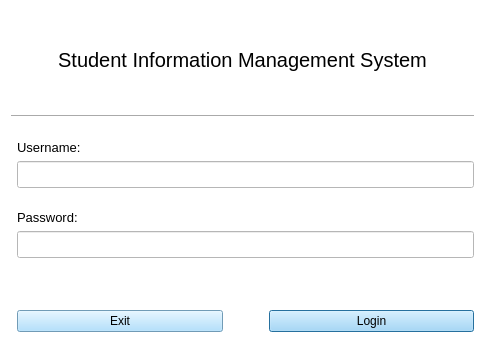
The window that Form Files/loginView.ui (alixabahena/SIMS) describes before a commit, drawn with Qt 5.
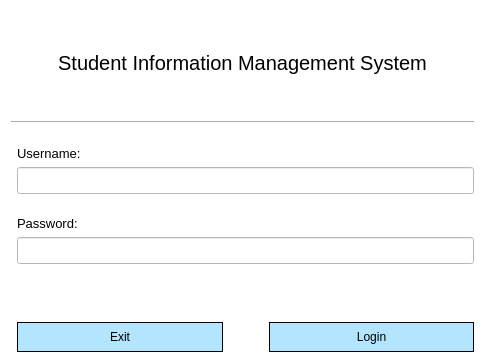
The same window after the commit.

Commit message: Changed some colors in the layouts

```diff
--- a/Form Files/loginView.ui
+++ b/Form Files/loginView.ui
@@ -49,6 +49,9 @@
           <pointsize>15</pointsize>
          </font>
         </property>
+        <property name="styleSheet">
+         <string notr="true"/>
+        </property>
         <property name="text">
          <string>Student Information Management System</string>
         </property>
@@ -131,20 +134,23 @@
           </property>
          </widget>
         </item>
-        <item row="7" column="1">
+        <item row="9" column="1">
          <spacer name="verticalSpacer">
           <property name="orientation">
            <enum>Qt::Vertical</enum>
           </property>
+          <property name="sizeType">
+           <enum>QSizePolicy::Maximum</enum>
+          </property>
           <property name="sizeHint" stdset="0">
            <size>
             <width>20</width>
-            <height>40</height>
+            <height>10</height>
            </size>
           </property>
          </spacer>
         </item>
-        <item row="8" column="1">
+        <item row="10" column="1">
          <layout class="QHBoxLayout" name="horizontalLayout">
           <item>
            <widget class="QPushButton" name="cancelButton">
@@ -154,13 +160,20 @@
               <verstretch>0</verstretch>
              </sizepolicy>
             </property>
+            <property name="minimumSize">
+             <size>
+              <width>0</width>
+              <height>30</height>
+             </size>
+            </property>
             <property name="font">
              <font>
               <pointsize>9</pointsize>
              </font>
             </property>
             <property name="styleSheet">
-             <string notr="true">background-color: rgb(158, 217, 255);</string>
+             <string notr="true">background-color: rgb(180, 229, 255);
+border: 1px solid black;</string>
             </property>
             <property name="text">
              <string>Exit</string>
@@ -191,13 +204,20 @@
               <verstretch>0</verstretch>
              </sizepolicy>
             </property>
+            <property name="minimumSize">
+             <size>
+              <width>0</width>
+              <height>30</height>
+             </size>
+            </property>
             <property name="font">
              <font>
               <pointsize>9</pointsize>
              </font>
             </property>
             <property name="styleSheet">
-             <string notr="true">background-color: rgb(158, 217, 255);</string>
+             <string notr="true">background-color: rgb(180, 229, 255);
+border: 1px solid black;</string>
             </property>
             <property name="text">
              <string>Login</string>
@@ -212,16 +232,6 @@
           </item>
          </layout>
         </item>
-        <item row="9" column="0" colspan="2">
-         <widget class="QLabel" name="loginStatus">
-          <property name="text">
-           <string/>
-          </property>
-          <property name="alignment">
-           <set>Qt::AlignCenter</set>
-          </property>
-         </widget>
-        </item>
         <item row="5" column="1">
          <widget class="QLabel" name="PasswordLabel">
           <property name="font">
@@ -246,6 +256,32 @@
           </property>
          </widget>
         </item>
+        <item row="8" column="1">
+         <widget class="QLabel" name="loginStatus">
+          <property name="text">
+           <string/>
+          </property>
+          <property name="alignment">
+           <set>Qt::AlignCenter</set>
+          </property>
+         </widget>
+        </item>
+        <item row="7" column="1">
+         <spacer name="verticalSpacer_4">
+          <property name="orientation">
+           <enum>Qt::Vertical</enum>
+          </property>
+          <property name="sizeType">
+           <enum>QSizePolicy::Maximum</enum>
+          </property>
+          <property name="sizeHint" stdset="0">
+           <size>
+            <width>20</width>
+            <height>10</height>
+           </size>
+          </property>
+         </spacer>
+        </item>
        </layout>
       </item>
      </layout>
```
The commit also changes 5 other files.
